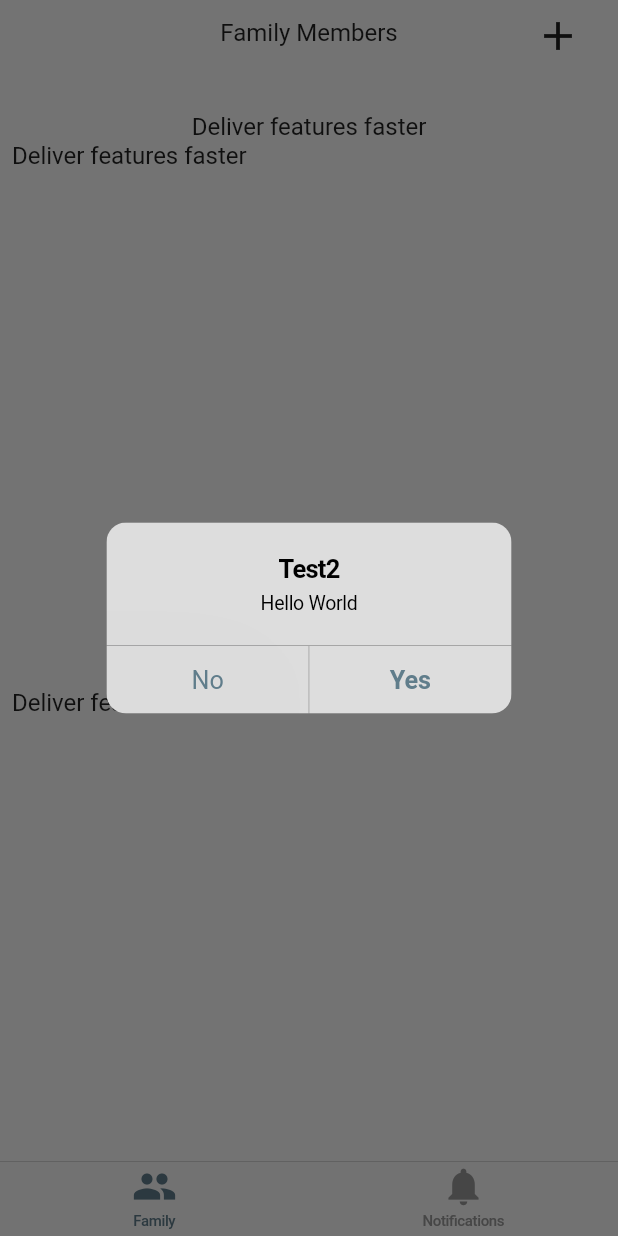
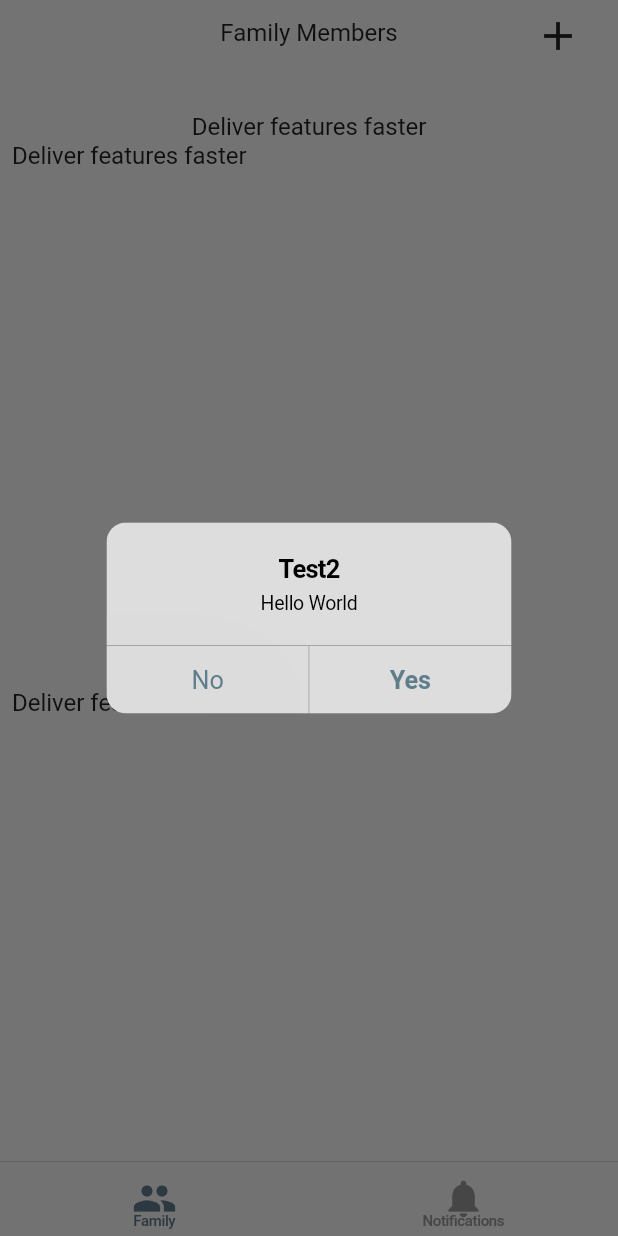
Before and after one commit to steele232/Flutter_SiblingAgeTracker, a Flutter app: the screen it shows after launch, after a tap on the "add" icon, on a phone screen of 412 x 824 dp. Run offline on Flutter 3.47's test engine with Material 2 defaults, Android fonts, the phone set to English and light mode, and no system bars.

Commit message:
Separated out the Family Members page into a separate and file. Preparing to do the same with the Notifications page.

```diff
--- /dev/null
+++ b/lib/family.dart
@@ -0,0 +1,111 @@
+import 'package:flutter/material.dart';
+import 'package:flutter/cupertino.dart';
+
+
+class FamilyMemberPage extends StatefulWidget {
+
+  @override
+  State createState() => new FamilyMemberPageState();
+}
+
+class FamilyMemberPageState extends State<FamilyMemberPage> {
+
+
+  void _sayYes() {
+    Navigator.pop(context);
+    //TODO: Create a dialog for Adding a family member..
+    //
+  }
+
+  void _sayNo() {
+    Navigator.pop(context);
+  }
+
+  void _showDialog() {
+    showDialog(
+      context: context,
+      child: new CupertinoAlertDialog(
+        title: new Text("Test2"),
+        content: new Text("Hello World"),
+        actions: <Widget>[
+          new CupertinoDialogAction(
+            child: new Text("No"),
+            onPressed: _sayNo,
+          ),
+          new CupertinoDialogAction(
+            child: new Text("Yes"),
+            isDefaultAction: true,
+            onPressed: _sayYes,
+          ),
+        ],
+      ),
+    );
+  }
+
+
+  @override
+  Widget build(BuildContext context) {
+    return new CupertinoPageScaffold(
+      navigationBar: new CupertinoNavigationBar(
+        middle: new Container(
+          child: new Text(
+            'Family Members',
+            style: Theme.of(context).textTheme.subhead,
+            textDirection: TextDirection.ltr,
+          ),
+        ),
+        trailing: new Material(
+          child: new IconButton(
+            icon: new Icon(Icons.add),
+            onPressed: _showDialog,
+          ),
+        ),
+      ),
+      child: new Container(
+        margin: const EdgeInsets.symmetric(horizontal: 8.0),
+        child: new Column(
+          crossAxisAlignment: CrossAxisAlignment.start,
+          children: <Widget>[
+            new Divider(height: 75.0),
+            new Row(
+              children: <Widget>[
+                new Expanded(
+                  child: new Text(
+                    'Deliver features faster',
+                    textAlign: TextAlign.center,
+                    textScaleFactor: 1.0,
+                    textDirection: TextDirection.ltr,
+                    style: Theme.of(context).textTheme.subhead,
+                  ),
+                ),
+              ],
+
+            ),
+            new Expanded(
+              child: new Text(
+                'Deliver features faster',
+                textAlign: TextAlign.center,
+                textScaleFactor: 1.0,
+                textDirection: TextDirection.ltr,
+                style: Theme.of(context).textTheme.subhead,
+
+              ),
+            ),
+            new Expanded(
+              child: new Text(
+                'Deliver features faster',
+                textAlign: TextAlign.center,
+                textScaleFactor: 1.0,
+                textDirection: TextDirection.ltr,
+                style: Theme.of(context).textTheme.subhead,
+                overflow: TextOverflow.clip,
+                softWrap: true,
+              ),
+            ),
+          ],
+        ),
+
+      ),
+    );
+  }
+}
--- a/lib/main.dart
+++ b/lib/main.dart
@@ -1,5 +1,9 @@
 import 'package:flutter/material.dart';
 import 'package:flutter/cupertino.dart';
+
+//my own imports
+import 'family.dart';
+import 'notifications.dart';
 
 final ThemeData kIOSTheme = new ThemeData(
   primarySwatch: Colors.blueGrey,
@@ -34,53 +38,6 @@ class MyHomePage extends StatefulWidget {
 
 class _MyHomePageState extends State<MyHomePage> {
 
-  void _sayYes() {
-    Navigator.pop(context);
-    //TODO: Create a dialog for Adding a family member..
-    //
-  }
-
-  void _sayNo() {
-    Navigator.pop(context);
-  }
-
-  void _showDialog() {
-//    setState(() {
-      //TODO: Here we want to show a dialog.
-      //showDialog: https://docs.flutter.io/flutter/material/showDialog.html
-
-      //Create a CupertinoAlertDialog
-      //see https://docs.flutter.io/flutter/cupertino/CupertinoAlertDialog-class.html
-//      _counter += 1;
-
-      showDialog(
-        context: context,
-        child: new CupertinoAlertDialog(
-          title: new Text("Test2"),
-          content: new Text("Hello World"),
-          actions: <Widget>[
-            new CupertinoDialogAction(
-              child: new Text("No"),
-              onPressed: _sayNo,
-            ),
-            new CupertinoDialogAction(
-              child: new Text("Yes"),
-              isDefaultAction: true,
-              onPressed: _sayYes,
-            ),
-          ],
-        ),
-      );
-
-      //Create a CupertinoDialog
-      //see https://docs.flutter.io/flutter/cupertino/CupertinoDialog-class.html
-
-      //Create a CupertinoDialogAction
-      //see https://docs.flutter.io/flutter/cupertino/CupertinoDialogAction-class.html
-
-//    });
-  }
-
   @override
   Widget build(BuildContext context) {
     return new DefaultTextStyle(
@@ -91,10 +48,25 @@ class _MyHomePageState extends State<MyHomePage> {
           tabBar: new CupertinoTabBar(
             items: <BottomNavigationBarItem>[
               new BottomNavigationBarItem(
-                icon: new Icon(Icons.people),
+                icon: new Container(
+                    margin: const EdgeInsets.only(
+                      left: 10.0,
+                      top: 10.0,
+                      right: 10.0,
+                      bottom: 0.0,
+                    ),
+                    child: new Icon(
+                        Icons.people,
+                    ),
+                  ),
                 title: new Container(
-                  margin: const EdgeInsets.all(10.0),
-                  padding: const EdgeInsets.all(2.0),
+                  margin: const EdgeInsets.only(
+                      left: 10.0,
+                      top: 0.0,
+                      right: 10.0,
+                      bottom: 0.0,
+                  ),
+                  padding: const EdgeInsets.all(0.0),
                   child: new Text(
                     "Family",
                     textScaleFactor: .80,
@@ -104,18 +76,31 @@ class _MyHomePageState extends State<MyHomePage> {
                 ),
               ),
               new BottomNavigationBarItem(
-                icon: new Icon(Icons.notifications),
+                icon: new Container(
+                  margin: const EdgeInsets.only(
+                    left: 10.0,
+                    top: 10.0,
+                    right: 10.0,
+                    bottom: 0.0,
+                  ),
+                  child: new Icon(
+                      Icons.notifications,
+                  ),
+                ),
                 title: new Container(
-                  margin: const EdgeInsets.symmetric(vertical: 10.0),
-                  child: new Material(
-                    child: new Text(
-                        "Notifications",
-                        textScaleFactor: 1.0,
-                        style: Theme.of(context).textTheme.subhead
-                    ),
+                  margin: const EdgeInsets.only(
+                    left: 10.0,
+                    top: 0.0,
+                    right: 10.0,
+                    bottom: 0.0,
                   ),
-
-
+                  padding: const EdgeInsets.all(0.0),
+                  child: new Text(
+                    "Notifications",
+                    textScaleFactor: .80,
+                    overflow: TextOverflow.ellipsis,
+                    style: Theme.of(context).textTheme.subhead,
+                  ),
                 ),
               ),
             ],
@@ -125,68 +110,7 @@ class _MyHomePageState extends State<MyHomePage> {
               builder: (BuildContext context) {
                 switch (index) {
                   case 0:
-                    return new CupertinoPageScaffold(
-                      navigationBar: new CupertinoNavigationBar(
-                        middle: new Container(
-                          child: new Text(
-                            'Family Members',
-                            style: Theme.of(context).textTheme.subhead,
-                            textDirection: TextDirection.ltr,
-                          ),
-                        ),
-                        trailing: new Material(
-                          child: new IconButton(
-                            icon: new Icon(Icons.add),
-                            onPressed: _showDialog,
-                          ),
-                        ),
-                      ),
-                      child: new Container(
-                        margin: const EdgeInsets.symmetric(horizontal: 8.0),
-                        child: new Column(
-                          crossAxisAlignment: CrossAxisAlignment.start,
-                          children: <Widget>[
-                            new Divider(height: 75.0),
-                            new Row(
-                              children: <Widget>[
-                                new Expanded(
-                                  child: new Text(
-                                    'Deliver features faster',
-                                    textAlign: TextAlign.center,
-                                    textScaleFactor: 1.0,
-                                    textDirection: TextDirection.ltr,
-                                    style: Theme.of(context).textTheme.subhead,
-                                  ),
-                                ),
-                              ],
-
-                            ),
-                            new Expanded(
-                              child: new Text(
-                                'Deliver features faster',
-                                textAlign: TextAlign.center,
-                                textScaleFactor: 1.0,
-                                textDirection: TextDirection.ltr,
-                                style: Theme.of(context).textTheme.subhead,
-
-                              ),
-                            ),
-                            new Expanded(
-                              child: new Text(
-                                'Deliver features faster',
-                                textAlign: TextAlign.center,
-                                textScaleFactor: 1.0,
-                                textDirection: TextDirection.ltr,
-                                style: Theme.of(context).textTheme.subhead,
-                                overflow: TextOverflow.clip,
-                                softWrap: true,
-                              ),
-                            ),
-                          ],
-                        ),
-
-                      ),
-                    );
+                      return new FamilyMemberPage();
                     break;
                   case 1:
                     return new CupertinoPageScaffold(
--- /dev/null
+++ b/lib/notifications.dart
@@ -0,0 +1,2 @@
+import 'package:flutter/material.dart';
+import 'package:flutter/cupertino.dart';
```
